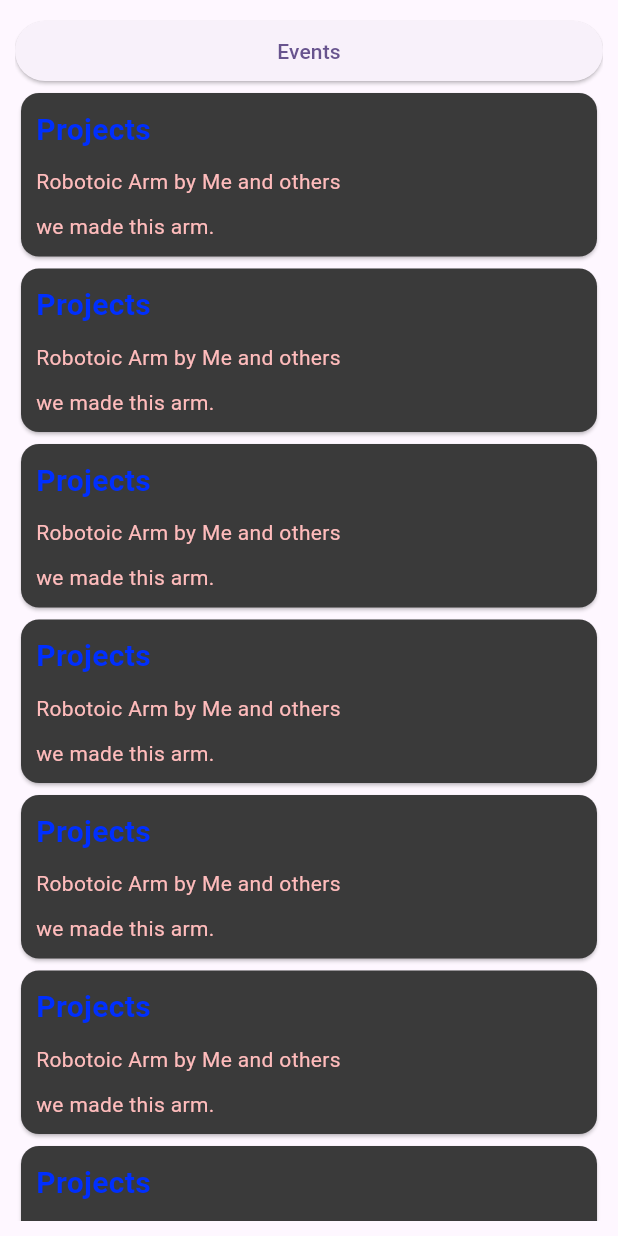
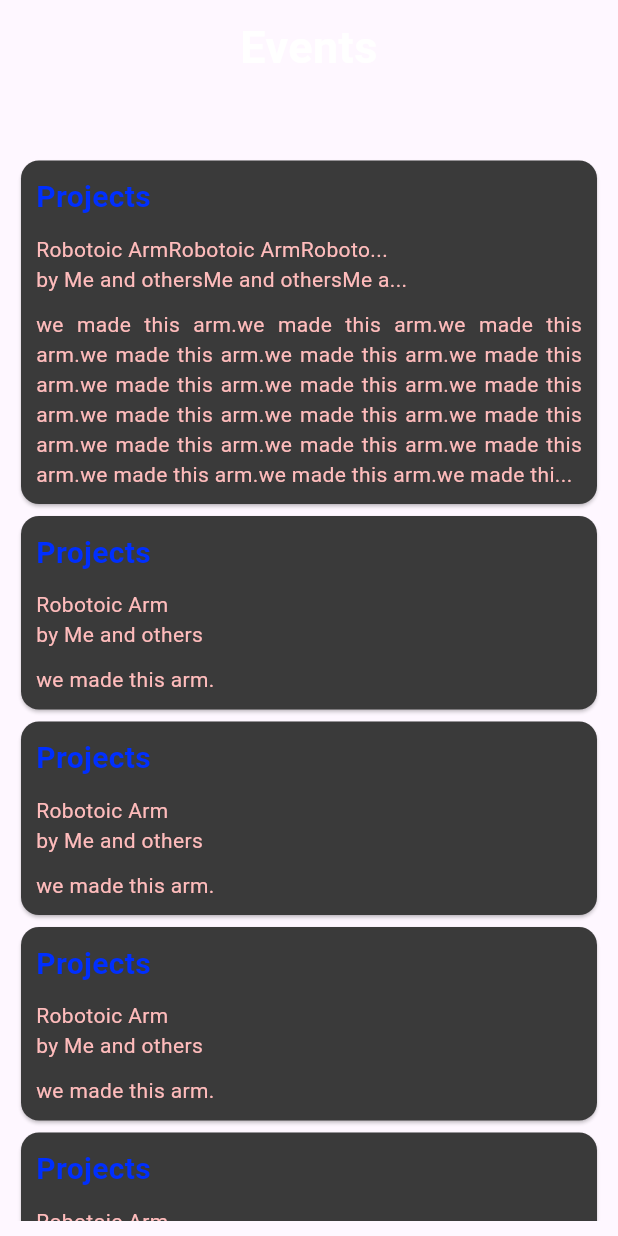
Before and after one commit to Moropabhi/IITHGalaxy, a Flutter app: the IITHSpecialWidget widget shown alone on an empty page, opened directly, on a phone screen of 412 x 824 dp. Run offline on Flutter 3.47's test engine with Material 3 defaults, Android fonts, the light colour scheme and no system bars; network calls fail.

Commit message:
iith special updated

```diff
--- a/lib/iithspecials.dart
+++ b/lib/iithspecials.dart
@@ -1,5 +1,10 @@
 import 'dart:core';
 import 'package:flutter/material.dart';
+
+String wrapUp(String s, int n)
+{
+  return s.length>n?"${s.substring(0,n)}...":s;
+}
 
 enum ItemType{
   others,papers,projects,ideas,researchUpdates
@@ -67,14 +72,12 @@ class IITHSpecial {
                   fontSize: 20,
                   ),
               ),
-              Flexible(
-                child: Text(
-                  "${x.name} by ${x.authorDetails}",
-                  style: TextStyle(color: const Color.fromARGB(255, 255, 188, 188)),
-                ),
+              Text(
+                "${wrapUp(x.name,30)} \nby ${wrapUp(x.authorDetails,30)}",
+                style: TextStyle(color: const Color.fromARGB(255, 255, 188, 188)),
               ),
               Text(
-                x.detail.length>50?"${x.detail.substring(0,50)}...":x.detail,
+                wrapUp(x.detail,300),
                 textAlign: TextAlign.justify,
                 style: TextStyle(color: const Color.fromARGB(255, 255, 188, 188)),
               ),
@@ -92,7 +95,7 @@ List<Widget> getsmallListCard() {
         clipBehavior: Clip.hardEdge,
         child: Container(
           margin: EdgeInsets.all(10),
-          child: Row(
+          child: Column(
             mainAxisAlignment: MainAxisAlignment.spaceEvenly,
             crossAxisAlignment: CrossAxisAlignment.start,
             spacing: 10,
@@ -105,14 +108,12 @@ List<Widget> getsmallListCard() {
                   fontSize: 20,
                   ),
               ),
-              Flexible(
-                child: Text(
-                  "${x.name} by ${x.authorDetails}",
-                  style: TextStyle(color: const Color.fromARGB(255, 255, 188, 188)),
-                ),
+              Text(
+                "${wrapUp(x.name,20)} \tby ${wrapUp(x.authorDetails,20)}",
+                style: TextStyle(color: const Color.fromARGB(255, 255, 188, 188)),
               ),
               Text(
-                x.detail.length>20?"${x.detail.substring(0,20)}...":x.detail,
+                wrapUp(x.detail,20),
                 textAlign: TextAlign.justify,
                 style: TextStyle(color: const Color.fromARGB(255, 255, 188, 188)),
               ),
@@ -125,6 +126,7 @@ List<Widget> getsmallListCard() {
 
   void fetchData() {
     items = [
+      Item(name: "Robotoic Arm"*8, type: ItemType.projects, authorDetails: "Me and others"*90, detail: "we made this arm."*90),
       Item(name: "Robotoic Arm", type: ItemType.projects, authorDetails: "Me and others", detail: "we made this arm."),
       Item(name: "Robotoic Arm", type: ItemType.projects, authorDetails: "Me and others", detail: "we made this arm."),
       Item(name: "Robotoic Arm", type: ItemType.projects, authorDetails: "Me and others", detail: "we made this arm."),
--- a/lib/iithspecials_widget.dart
+++ b/lib/iithspecials_widget.dart
@@ -17,12 +17,20 @@ class _IITHSpecialWidget extends State<IITHSpecialWidget> {
     return Container(
       margin: EdgeInsets.all(10),
       child: ListView(
-        children: <Widget>[
-          ElevatedButton(
-            onPressed: () {},
-            child: Text("Events", textAlign: TextAlign.center),
+        children:
+            <Widget>[
+              Text(
+                "Events",
+                textAlign: TextAlign.center,
+                style: TextStyle(
+                  color: Colors.white,
+                  fontSize: 30,
+                  fontWeight: FontWeight.bold,
                 ),
-        ]+c.getListCard(),
+              ),
+              SizedBox(height: 50),
+            ] +
+            c.getListCard(),
       ),
     );
   }
@@ -41,20 +49,25 @@ class _IITHSpecialSmallWidget extends State<IITHSpecialSmallWidget> {
     var c = IITHSpecial();
     c.fetchData();
     var l = c.getsmallListCard();
-    int n = 4;
-    if(l.length>n)l=List.generate(n, (i){return l[i];});
+    int n = 1;
+    if (l.length > n)
+      l = List.generate(n, (i) {
+        return l[i];
+      });
     return Container(
       margin: EdgeInsets.all(10),
       child: Column(
         crossAxisAlignment: CrossAxisAlignment.stretch,
-        children: <Widget>[
+        children:
+            <Widget>[
               ElevatedButton(
                 onPressed: () {},
                 clipBehavior: Clip.hardEdge,
 
                 child: Text("Events", textAlign: TextAlign.center),
               ),
-        ]+l,
+            ] +
+            l,
       ),
     );
   }
--- a/lib/main.dart
+++ b/lib/main.dart
@@ -1,4 +1,5 @@
 import 'package:flutter/material.dart';
+import 'package:iithgalaxy/iithspecials_widget.dart';
 import 'home_body.dart';
 import 'calendar_widget.dart';
 
@@ -64,7 +65,7 @@ class _MyHomePageState extends State<MyHomePage> {
       ),
 
       body: const HomeBody(),
-      //body:CalenderWidget(),
+      //body:IITHSpecialWidget(),
       backgroundColor: Colors.black,
     );
   }
```
Lines whose indentation alone changed are shown as unchanged.
